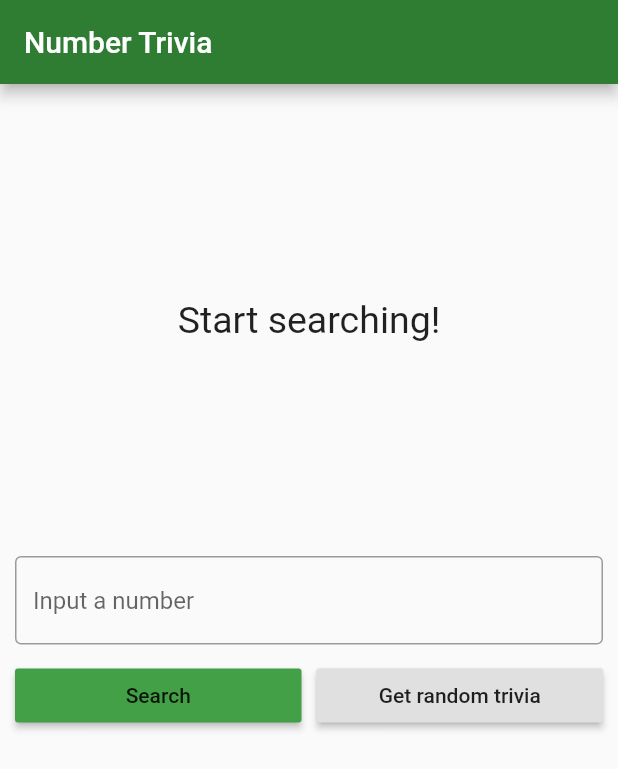
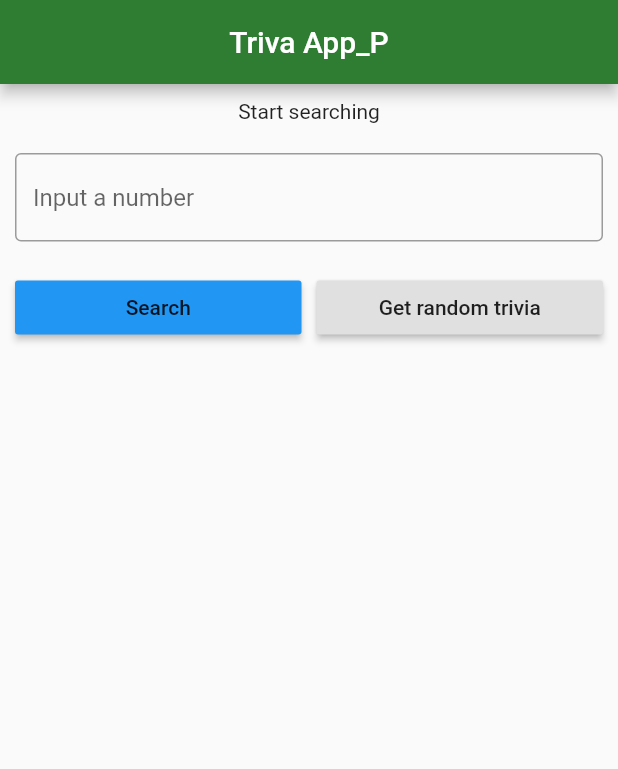
Before and after one commit to john-maluki/clean_achitecture, a Flutter app: the screen it shows after launch, after a tap on "Search", on a phone screen of 412 x 824 dp. Shown: the top 769 px of the screen. Run offline on Flutter 3.47's test engine with Material 2 defaults, Android fonts, the phone set to English and light mode, and no system bars; our stand-ins replace bloc, dartz, data_connection_checker, equatable, flutter_bloc, get_it and 1 more; network calls fail.

```diff
--- /dev/null
+++ b/clean_act/trivia/lib/features/number_trivia/presentation/pages/number_trivia_page_p.dart
@@ -0,0 +1,156 @@
+import 'package:flutter/material.dart';
+import 'package:provider/provider.dart';
+import 'package:trivia/features/number_trivia/domain/entities/number_trivia.dart';
+import 'package:trivia/features/number_trivia/presentation/provider/number_trivia_provider.dart';
+import 'package:trivia/features/number_trivia/presentation/widgets/message_display.dart';
+
+class NumberTriviaProScreen extends StatefulWidget {
+  @override
+  _NumberTriviaProScreenState createState() => _NumberTriviaProScreenState();
+}
+
+class _NumberTriviaProScreenState extends State<NumberTriviaProScreen> {
+  final txtController = TextEditingController();
+  String inputStr;
+  NumberTrivia numberTrivia;
+
+  @override
+  void didChangeDependencies() {
+    numberTrivia = Provider.of<NumberTriviaProviderImpl>(context).numberTrivia;
+    super.didChangeDependencies();
+  }
+
+  @override
+  Widget build(BuildContext context) {
+    print('build 1');
+    return Scaffold(
+      appBar: AppBar(
+        title: Center(
+          child: Text('Triva App_P'),
+        ),
+      ),
+      body: SingleChildScrollView(
+        child: Padding(
+          padding: const EdgeInsets.all(10.0),
+          child: Column(
+            children: <Widget>[
+              // Top Half
+              Column(
+                children: <Widget>[
+                  numberTrivia == null
+                      ? Center(
+                          child: Text('Start searching'),
+                        )
+                      : FutureBuilder<NumberTrivia>(
+                          future: Future.value(numberTrivia),
+                          builder: (context, snapshot) {
+                            if (snapshot.hasData) {
+                              return DisplayMessage(
+                                numberTrivia: snapshot.data,
+                              );
+                            } else if (snapshot.hasError) {
+                              print(snapshot.error);
+                            }
+                            return Center(
+                              child: CircularProgressIndicator(),
+                            );
+                          }),
+                  SizedBox(
+                    height: 20,
+                  ),
+                  TextField(
+                    keyboardType: TextInputType.number,
+                    controller: txtController,
+                    onChanged: (value) {
+                      inputStr = value;
+                    },
+                    onSubmitted: (_) {
+                      getConcreteTrivia();
+                    },
+                    decoration: InputDecoration(
+                      border: OutlineInputBorder(),
+                      hintText: 'Input a number',
+                    ),
+                  )
+                ],
+              ),
+              SizedBox(
+                height: 20,
+              ),
+              Row(
+                children: <Widget>[
+                  Expanded(
+                    child: RaisedButton(
+                      child: Text('Search'),
+                      onPressed: getConcreteTrivia,
+                      color: Colors.blue,
+                    ),
+                  ),
+                  SizedBox(
+                    width: 10,
+                  ),
+                  Expanded(
+                    child: RaisedButton(
+                      child: Text('Get random trivia'),
+                      onPressed: getRandomTrivia,
+                    ),
+                  ),
+                ],
+              )
+            ],
+          ),
+        ),
+      ),
+    );
+  }
+
+  void getConcreteTrivia() async {
+    txtController.clear();
+    numberTrivia =
+        await Provider.of<NumberTriviaProviderImpl>(context, listen: false)
+            .getNumberForConcreteTrivia(inputStr);
+  }
+
+  void getRandomTrivia() async {
+    numberTrivia =
+        await Provider.of<NumberTriviaProviderImpl>(context, listen: false)
+            .getNumberForRandomTrivia();
+  }
+}
+
+class DisplayMessage extends StatelessWidget {
+  const DisplayMessage({
+    Key key,
+    @required this.numberTrivia,
+  }) : super(key: key);
+
+  final NumberTrivia numberTrivia;
+
+  @override
+  Widget build(BuildContext context) {
+    print('build 2');
+    return Column(
+      children: <Widget>[
+        Text(
+          numberTrivia.number.toString(),
+          style: TextStyle(
+            fontSize: 50,
+            fontWeight: FontWeight.bold,
+          ),
+        ),
+        SizedBox(
+          height: 10,
+        ),
+        SingleChildScrollView(
+          child: Text(
+            numberTrivia.text,
+            style: TextStyle(
+              fontSize: 15,
+            ),
+            textAlign: TextAlign.center,
+          ),
+        ),
+      ],
+    );
+  }
+}
--- /dev/null
+++ b/clean_act/trivia/lib/features/number_trivia/presentation/provider/number_trivia_provider.dart
@@ -0,0 +1,52 @@
+import 'package:dartz/dartz.dart';
+import 'package:flutter/material.dart';
+import 'package:trivia/core/error/failures.dart';
+import 'package:trivia/core/util/input_converter.dart';
+import 'package:trivia/features/number_trivia/domain/entities/number_trivia.dart';
+import 'package:trivia/features/number_trivia/domain/usecases/get_concrete_number_trivia.dart';
+import 'package:trivia/features/number_trivia/domain/usecases/get_random_number_trivia.dart';
+
+abstract class NumberTriviaProvider extends ChangeNotifier {}
+
+class NumberTriviaProviderImpl extends NumberTriviaProvider {
+  final GetConcreteNumberTrivia getConcreteNumberTrivia;
+  final GetRandomNumberTrivia getRandomNumberTrivia;
+  final InputConverter inputConverter;
+
+  NumberTrivia numberTrivia;
+
+  NumberTriviaProviderImpl({
+    @required GetConcreteNumberTrivia concrete,
+    @required GetRandomNumberTrivia random,
+    @required this.inputConverter,
+  })  : assert(concrete != null),
+        assert(random != null),
+        assert(inputConverter != null),
+        getConcreteNumberTrivia = concrete,
+        getRandomNumberTrivia = random;
+
+  Future<NumberTrivia> getNumberForConcreteTrivia(numberString) async {
+    final numberParsed = inputConverter.stringToUnSignInteger(numberString);
+    numberParsed.fold((failure) {
+      throw Exception();
+    }, (number) async {
+      final ret = await getConcreteNumberTrivia(Params(number: number));
+      ret.fold((l) => ServerFailure(), (trivia) {
+        numberTrivia = trivia;
+        notifyListeners();
+      });
+    });
+
+    return numberTrivia;
+  }
+
+  Future<NumberTrivia> getNumberForRandomTrivia() async {
+    final randomTrivia = await getRandomNumberTrivia(NoParams());
+    randomTrivia.fold((l) => throw ServerFailure(), (trivia) {
+      numberTrivia = trivia;
+      notifyListeners();
+    });
+    // notifyListeners();
+    return numberTrivia;
+  }
+}
--- a/clean_act/trivia/lib/main.dart
+++ b/clean_act/trivia/lib/main.dart
@@ -1,6 +1,10 @@
 import 'package:flutter/material.dart';
+import 'package:provider/provider.dart';
+import 'package:trivia/features/number_trivia/presentation/provider/number_trivia_provider.dart';
 import 'features/number_trivia/presentation/pages/number_trivia_page.dart';
+import 'features/number_trivia/presentation/pages/number_trivia_page_p.dart';
 import 'injection_container.dart' as di;
+import 'injection_container.dart';
 
 void main() async {
   WidgetsFlutterBinding.ensureInitialized();
@@ -17,7 +21,14 @@ class MyApp extends StatelessWidget {
         primaryColor: Colors.green.shade800,
         accentColor: Colors.green.shade600,
       ),
-      home: NumberTriviaPage(),
+      home: ChangeNotifierProvider<NumberTriviaProviderImpl>(
+        create: (context) => NumberTriviaProviderImpl(
+          concrete: sl(),
+          random: sl(),
+          inputConverter: sl(),
+        ),
+        child: NumberTriviaProScreen(),
+      ),
     );
   }
 }
```
